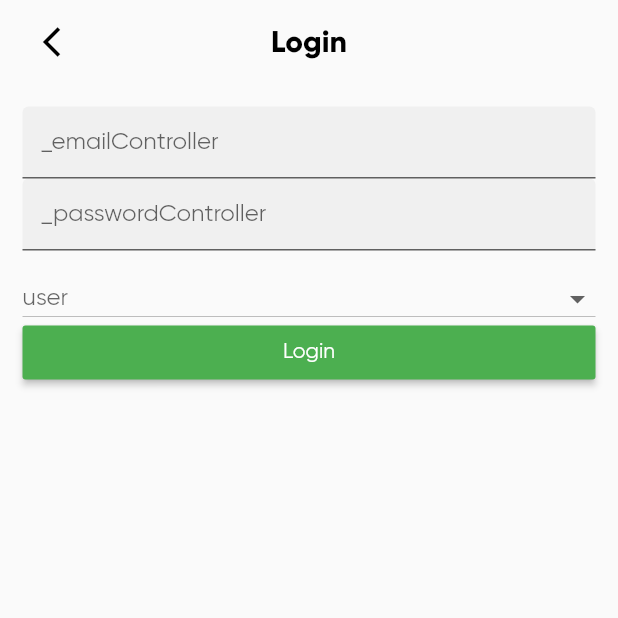
After one commit to m7hamed-dev/supplying_vegetables_fruits, a Flutter app: the screen it shows after launch, after a tap on "Register", after a tap on "Login", on a phone screen of 412 x 824 dp, the top half of it. The commit adds this screen. Run offline on Flutter 3.47's test engine with Material 2 defaults, Android fonts, the phone set to English and light mode, and no system bars; our stand-ins replace cached_network_image, cloud_firestore, firebase_auth, firebase_core, flutter_svg, shared_preferences; accounts and stored records are empty.

Commit message:
add auth pages

```diff
--- a/lib/main.dart
+++ b/lib/main.dart
@@ -26,7 +26,7 @@ class MyApp extends StatelessWidget {
     return MaterialApp(
       theme: themeData,
       home: _firebaseAuth.currentUser == null
-          ? SignInAndSignUpPage()
+          ? AccountPage()
           : role == 'user'
               ? DashboardScreen()
               : DashboardDdminPage(),
--- /dev/null
+++ b/lib/screens/account/login_page.dart
@@ -0,0 +1,164 @@
+import 'package:firebase_auth/firebase_auth.dart';
+import 'package:flutter/material.dart';
+import 'package:grocery_app/common_widgets/app_text.dart';
+import 'package:cloud_firestore/cloud_firestore.dart';
+import 'package:grocery_app/helpers/push.dart';
+import 'package:grocery_app/local_storage/local_storage.dart';
+import 'package:grocery_app/screens/admin/dashboard_admin_page/dashboard_admin_page.dart';
+import 'package:grocery_app/screens/dashboard/dashboard_screen.dart';
+
+class LoginPage extends StatefulWidget {
+  const LoginPage({Key? key}) : super(key: key);
+
+  @override
+  State<LoginPage> createState() => _LoginPageState();
+}
+
+class _LoginPageState extends State<LoginPage> {
+  final db = FirebaseFirestore.instance;
+
+  TextEditingController _emailController = TextEditingController();
+  TextEditingController _passwordController = TextEditingController();
+  //
+  //
+  Map<String, dynamic> _map = Map<String, dynamic>();
+  bool _isLoading = false;
+  FirebaseAuth _firebaseAuth = FirebaseAuth.instance;
+  //
+  final _formKey = GlobalKey<FormState>();
+  String _role = 'user';
+
+  ///
+  @override
+  Widget build(BuildContext context) {
+    return Scaffold(
+      appBar: AppBar(
+        backgroundColor: Colors.transparent,
+        elevation: 0,
+        centerTitle: true,
+        automaticallyImplyLeading: false,
+        leading: GestureDetector(
+          onTap: () {
+            Navigator.pop(context);
+          },
+          child: Container(
+            padding: EdgeInsets.only(left: 25),
+            child: Icon(
+              Icons.arrow_back_ios,
+              color: Colors.black,
+            ),
+          ),
+        ),
+        title: AppText(
+          text: 'Login',
+          fontWeight: FontWeight.bold,
+          fontSize: 20,
+        ),
+      ),
+      body: Padding(
+        padding: const EdgeInsets.all(15.0),
+        child: _firebaseAuth.currentUser != null
+            ? _userInfo()
+            : Form(
+                key: _formKey,
+                child: ListView(
+                  children: [
+                    TextFormField(
+                      controller: _emailController,
+                      decoration: InputDecoration(
+                        hintText: '_emailController',
+                        filled: true,
+                      ),
+                    ),
+                    TextFormField(
+                      controller: _passwordController,
+                      decoration: InputDecoration(
+                        hintText: '_passwordController',
+                        filled: true,
+                      ),
+                      validator: (value) {
+                        if (value != null) {
+                          if (value.length < 6) {
+                            return 'password must be greator than 6 chars';
+                          }
+                        }
+                        return null;
+                      },
+                    ),
+                    const SizedBox(height: 20.0),
+                    Center(
+                      child: DropdownButton(
+                        isDense: true,
+                        isExpanded: true,
+                        items: ['admin', 'user'].map((item) {
+                          return DropdownMenuItem(
+                            value: item,
+                            child: Text(item),
+                          );
+                        }).toList(),
+                        hint: Text(_role),
+                        onChanged: (val) {
+                          _role = val.toString();
+                          setState(() {});
+                        },
+                      ),
+                    ),
+                    _isLoading
+                        ? Center(
+                            child: Text(
+                            "Add _categoryNameController Success ",
+                            style: TextStyle(color: Colors.green),
+                          ))
+                        : MaterialButton(
+                            color: Colors.green,
+                            onPressed: () {
+                              //
+                              final _firebaseAuth = FirebaseAuth.instance;
+                              _firebaseAuth.signInWithEmailAndPassword(
+                                email: _emailController.text.trim(),
+                                password: _passwordController.text.trim(),
+                              );
+                              if (_firebaseAuth.currentUser != null) {
+                                debugPrint('login success !!');
+                                Push.to(
+                                    context,
+                                    _role == 'user'
+                                        ? DashboardScreen()
+                                        : DashboardDdminPage());
+                                debugPrint('login error !!');
+                              }
+                            },
+                            child: Text(
+                              'Login',
+                              style: TextStyle(color: Colors.white),
+                            ),
+                          ),
+                  ],
+                ),
+              ),
+      ),
+    );
+  }
+
+  Widget _userInfo() {
+    return Column(
+      crossAxisAlignment: CrossAxisAlignment.stretch,
+      children: [
+        ListTile(
+          leading: CircleAvatar(),
+          title: Text(_firebaseAuth.currentUser!.displayName!),
+          subtitle: Text(_firebaseAuth.currentUser!.email!),
+        ),
+        MaterialButton(
+          color: Colors.green,
+          onPressed: () async {
+            await _firebaseAuth.signOut();
+            LocalStorage.setRolePrfs('');
+            Push.to(context, const LoginPage());
+          },
+          child: Text('Logout'),
+        ),
+      ],
+    );
+  }
+}
--- a/lib/screens/admin/dashboard_admin_page/dashboard_admin_page.dart
+++ b/lib/screens/admin/dashboard_admin_page/dashboard_admin_page.dart
@@ -37,7 +37,7 @@ class DashboardDdminPage extends StatelessWidget {
               Icons.logout,
               onTap: () async {
                 await _firebaseAuth.signOut();
-                Push.to(context, const SignInAndSignUpPage());
+                Push.to(context, const AccountPage());
               },
             ),
             const SizedBox(height: 20.0),
```
Also changed, not shown: lib/screens/account/account_screen.dart (+47 -36 lines), lib/screens/cart/cart_screen.dart (+11 -3 lines), lib/screens/dashboard/navigator_item.dart (+7 -2 lines).
